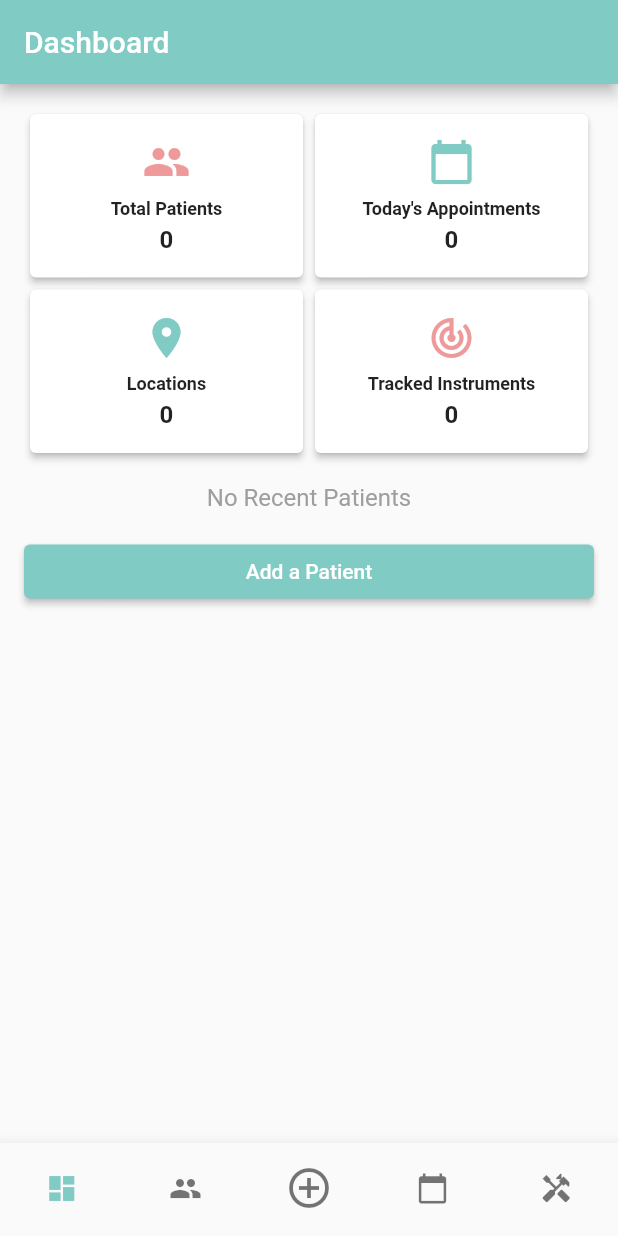
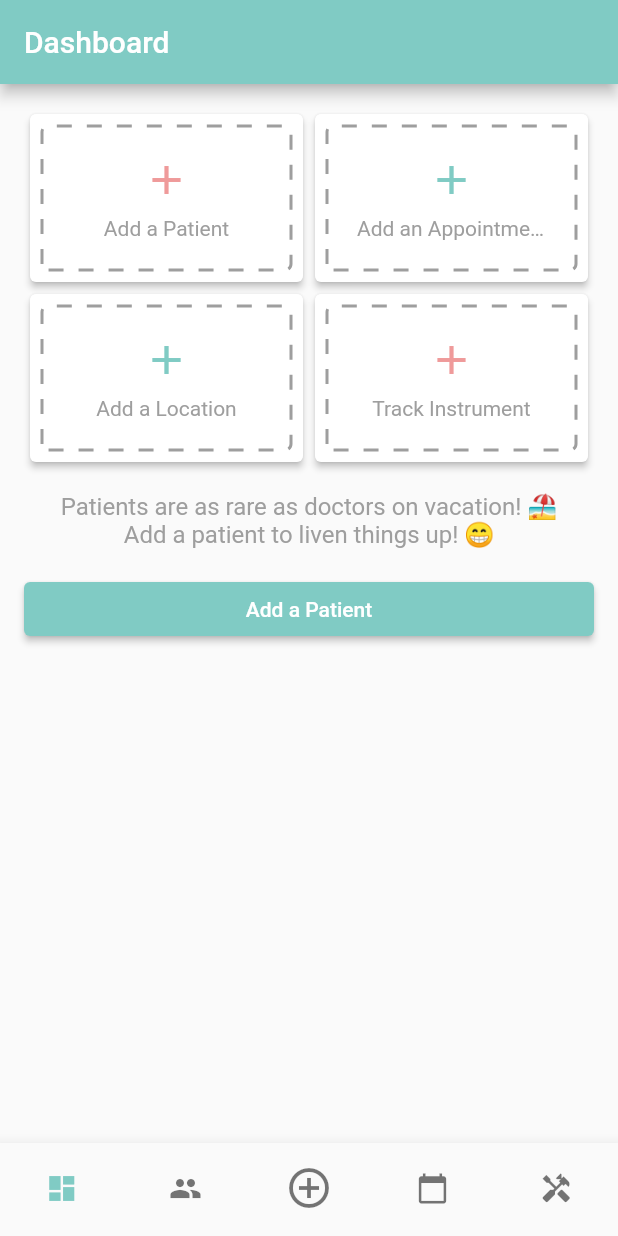
Before and after one commit to ahmedBassell/omnident, a Flutter app: the screen it shows after launch, on a phone screen of 412 x 824 dp. Run offline on Flutter 3.47's test engine with Material 2 defaults, Android fonts, the light colour scheme and no system bars; drawn by our look-alikes of dotted_border; our stand-ins replace date_time_picker, drift, get_it, image_picker; missing offline and left inert: drift_dev; accounts and stored records are empty; generated files the repository leaves out were written again.

Commit message:
Support add actions from dashboard screen, refresh on change

```diff
--- a/lib/core/screens/dashboard_screen.dart
+++ b/lib/core/screens/dashboard_screen.dart
@@ -5,10 +5,14 @@ import 'package:get_it/get_it.dart';
 import 'package:omni_dent/core/services/appointments_service.dart';
 import 'package:omni_dent/core/services/patients_service.dart';
 import 'package:omni_dent/core/services/utils_service.dart';
+import 'package:omni_dent/core/widgets/appointment_creation_form.dart';
+import 'package:omni_dent/core/widgets/empty_insight_card.dart';
 import 'package:omni_dent/core/widgets/patient_creation_form.dart';
 import 'package:omni_dent/database/database.dart';
 import 'package:omni_dent/instruments/services/instruments_service.dart';
+import 'package:omni_dent/instruments/widgets/instrument_creation_form.dart';
 import 'package:omni_dent/locations/services/locations_service.dart';
+import 'package:omni_dent/locations/widgets/location_creation_form.dart';
 import 'package:omni_dent/patients/screens/patient_screen.dart';
 
 class DashboardScreen extends StatefulWidget {
@@ -26,10 +30,10 @@ class _DashboardScreenState extends State<DashboardScreen> {
 
   List<Patient> recentPatients = [];
   late StreamSubscription<List<Patient>> _recentPatientsSubscription;
-  String totalPatientsCount = "--";
-  String totalLocationsCount = "--";
-  String trackedInstrumentssCount = "--";
-  String todayAppointmentsCount = "--";
+  String totalPatientsCount = "0";
+  String totalLocationsCount = "0";
+  String trackedInstrumentssCount = "0";
+  String todayAppointmentsCount = "0";
 
   @override
   void initState() {
@@ -42,34 +46,13 @@ class _DashboardScreenState extends State<DashboardScreen> {
       });
     });
 
-    _patientsService.totalCount().then(((value) {
-      setState(() {
-        totalPatientsCount = value.toString();
-      });
-    }));
+    _refreshPatientsCount();
 
-    _instrumentsService.totalCount().then(((value) {
-      setState(() {
-        trackedInstrumentssCount = value.toString();
-      });
-    }));
+    _refreshInstrumentsCount();
 
-    _locationsService.totalCount().then(((value) {
-      setState(() {
-        totalLocationsCount = value.toString();
-      });
-    }));
+    _refreshLocationsCount();
 
-    _appointmentsService.todayCount().then(((value) {
-      setState(() {
-        todayAppointmentsCount = value.toString();
-      });
-    }));
-    // _appointmentsService.getAppointments().then((data) {
-    //   setState(() {
-    //     upcomingAppointments = data;
-    //   });
-    // });
+    _refreshAppointmentsCount();
   }
 
   @override
@@ -109,13 +92,22 @@ class _DashboardScreenState extends State<DashboardScreen> {
             icon: Icons.people,
             label: 'Total Patients',
             value: totalPatientsCount, // Replace with actual patient count
-              color: Colors.red.shade200),
+            color: Colors.red.shade200,
+            emptyStateMessage: "Add a Patient",
+            onCardTap: () {
+              _showPatientSheet();
+            },
+          ),
           _buildInsightCard(
               icon: Icons.calendar_today,
               label: 'Today\'s Appointments',
               value:
                   todayAppointmentsCount, // Replace with actual appointment count for today
-              color: Colors.teal.shade200),
+              color: Colors.teal.shade200,
+              emptyStateMessage: "Add an Appointment",
+              onCardTap: () {
+                _openAppointmentForm();
+              }),
         ],
       ),
       Row(
@@ -124,30 +116,58 @@ class _DashboardScreenState extends State<DashboardScreen> {
           _buildInsightCard(
               icon: Icons.location_on,
               label: 'Locations',
-              value: totalLocationsCount, // Replace with actual location count
-              color: Colors.teal.shade200),
+              value: totalLocationsCount,
+              color: Colors.teal.shade200,
+              emptyStateMessage: "Add a Location",
+              onCardTap: () {
+                _openLocationForm();
+              }),
           _buildInsightCard(
               icon: Icons.track_changes,
               label: 'Tracked Instruments',
               value:
                   trackedInstrumentssCount, // Replace with actual instrument count
-              color: Colors.red.shade200),
+              color: Colors.red.shade200,
+              emptyStateMessage: "Track Instrument",
+              onCardTap: (() {
+                _showAddInstrumentSheet();
+              })),
         ],
       )
     ]);
   }
 
-  Widget _buildInsightCard(
-      {required IconData icon,
+  Widget _buildInsightCard({
+    required IconData icon,
     required String label,
     required String value,
-      required Color color}) {
+    required Color color,
+    String emptyStateMessage = 'Add', // Message for the empty state
+    VoidCallback? onCardTap, // Callback for when the card is tapped
+  }) {
+    if (value == '0' && onCardTap != null) {
+      return EmptyInsightCard(
+        icon: icon,
+        color: color,
+        label: label,
+        emptyMessage: emptyStateMessage,
+        onCardTap: () {
+          onCardTap();
+        },
+      );
+    }
+
     return Expanded(
+      child: GestureDetector(
+        onTap:
+            onCardTap, // Trigger the card tap callback when the card is tapped
         child: Card(
           elevation: 2,
           child: Padding(
             padding: const EdgeInsets.all(16.0),
             child: Column(
+              children: [
+                Column(
                   children: [
                     Icon(
                       icon,
@@ -157,9 +177,12 @@ class _DashboardScreenState extends State<DashboardScreen> {
                     SizedBox(height: 8),
                     Text(
                       label,
-              style: TextStyle(fontSize: 12, fontWeight: FontWeight.bold),
+                      style:
+                          TextStyle(fontSize: 12, fontWeight: FontWeight.bold),
                     ),
-            SizedBox(height: 4),
+                  ],
+                ),
+                SizedBox(height: 8),
                 Text(
                   value,
                   style: TextStyle(fontSize: 16, fontWeight: FontWeight.bold),
@@ -167,7 +190,9 @@ class _DashboardScreenState extends State<DashboardScreen> {
               ],
             ),
           ),
-    ));
+        ),
+      ),
+    );
   }
 
   Widget _buildRecentPatientsList() {
@@ -178,20 +203,14 @@ class _DashboardScreenState extends State<DashboardScreen> {
         children: [
           Center(
               child: Text(
-            'No Recent Patients',
+            'Patients are as rare as doctors on vacation! 🏖️ \nAdd a patient to liven things up! 😁',
+            textAlign: TextAlign.center,
             style: TextStyle(fontSize: 16, color: Colors.grey),
           )),
           SizedBox(height: 16),
           ElevatedButton(
             onPressed: () {
-              showModalBottomSheet(
-                context: context,
-                builder: (BuildContext context) {
-                  return PatientCreationForm();
-                },
-              ).whenComplete(() {
-                // Navigator.pop(context);
-              });
+              _showPatientSheet();
             },
             child: Text('Add a Patient'),
           ),
@@ -243,4 +262,102 @@ class _DashboardScreenState extends State<DashboardScreen> {
       ),
     );
   }
+
+  Future<void> _openLocationForm() {
+    return showModalBottomSheet(
+      context: context,
+      builder: (BuildContext context) {
+        return SingleChildScrollView(
+            padding: EdgeInsets.fromLTRB(
+                8.0, 8.0, 8.0, MediaQuery.of(context).viewInsets.bottom),
+            child: Column(
+                mainAxisAlignment: MainAxisAlignment.start,
+                mainAxisSize: MainAxisSize.min,
+                children: <Widget>[LocationCreationForm()]));
+      },
+    ).whenComplete(() {
+      _refreshLocationsCount();
+    });
   }
+
+  Future<void> _openAppointmentForm() {
+    return showModalBottomSheet(
+      context: context,
+      builder: (BuildContext context) {
+        return SingleChildScrollView(
+            padding: EdgeInsets.fromLTRB(
+                8.0, 8.0, 8.0, MediaQuery.of(context).viewInsets.bottom),
+            child: Column(
+                mainAxisAlignment: MainAxisAlignment.start,
+                mainAxisSize: MainAxisSize.min,
+                children: <Widget>[AppointmentCreationForm()]));
+      },
+    ).whenComplete(() {
+      _refreshAppointmentsCount();
+    });
+  }
+
+  void _showAddInstrumentSheet() {
+    showModalBottomSheet(
+      context: context,
+      builder: (context) {
+        return SingleChildScrollView(
+            child: Column(
+                mainAxisAlignment: MainAxisAlignment.start,
+                mainAxisSize: MainAxisSize.min,
+                children: <Widget>[
+              InstrumentCreationForm(
+                onInstrumentCreated: (newInstrument) {
+                  Navigator.pop(context);
+                },
+              )
+            ]));
+      },
+    ).whenComplete(() {
+      _refreshInstrumentsCount();
+    });
+  }
+
+  void _showPatientSheet() {
+    showModalBottomSheet(
+      context: context,
+      builder: (BuildContext context) {
+        return PatientCreationForm();
+      },
+    ).whenComplete(() {
+      _refreshPatientsCount();
+    });
+  }
+
+  void _refreshPatientsCount() {
+    _patientsService.totalCount().then(((value) {
+      setState(() {
+        totalPatientsCount = value.toString();
+      });
+    }));
+  }
+
+  void _refreshInstrumentsCount() {
+    _instrumentsService.totalCount().then(((value) {
+      setState(() {
+        trackedInstrumentssCount = value.toString();
+      });
+    }));
+  }
+
+  void _refreshLocationsCount() {
+    _locationsService.totalCount().then(((value) {
+      setState(() {
+        totalLocationsCount = value.toString();
+      });
+    }));
+  }
+
+  void _refreshAppointmentsCount() {
+    _appointmentsService.todayCount().then(((value) {
+      setState(() {
+        todayAppointmentsCount = value.toString();
+      });
+    }));
+  }
+}
--- /dev/null
+++ b/lib/core/widgets/empty_insight_card.dart
@@ -0,0 +1,64 @@
+import 'package:dotted_border/dotted_border.dart';
+import 'package:flutter/material.dart';
+
+class EmptyInsightCard extends StatelessWidget {
+  final IconData icon;
+  final Color color;
+  final String label;
+  final String emptyMessage;
+  final VoidCallback onCardTap;
+
+  EmptyInsightCard({
+    required this.icon,
+    required this.color,
+    required this.label,
+    required this.emptyMessage,
+    required this.onCardTap,
+  });
+
+  @override
+  Widget build(BuildContext context) {
+    return Expanded(
+        child: GestureDetector(
+      onTap: onCardTap,
+      child: Card(
+        elevation: 2,
+        child: Padding(
+          padding: const EdgeInsets.all(8.0),
+          child: DottedBorder(
+            padding: const EdgeInsets.all(20.0),
+            borderType: BorderType.RRect,
+            radius: const Radius.circular(4.0),
+            dashPattern: const [10, 10],
+            color: Colors.grey,
+            strokeWidth: 2,
+            child: Column(
+              children: [
+                Icon(
+                  Icons.add,
+                  size: 32,
+                  color: color,
+                ),
+                SizedBox(height: 8),
+                Row(
+                  mainAxisAlignment: MainAxisAlignment.center,
+                  children: [
+                    Flexible(
+                      child: Text(
+                        emptyMessage,
+                        overflow: TextOverflow
+                            .ellipsis, // Trim text and add ellipsis (...) when it overflows
+                        maxLines: 1, // Set the maximum number of lines to 1
+                        style: TextStyle(fontSize: 14, color: Colors.grey),
+                      ),
+                    ),
+                  ],
+                ),
+              ],
+            ),
+          ),
+        ),
+      ),
+    ));
+  }
+}
--- a/pubspec.yaml
+++ b/pubspec.yaml
@@ -36,6 +36,8 @@ dependencies:
   path_provider: ^2.0.0 # Drift dependency
   path: ^1.8.3 # Drift dependency
   image_picker: ^1.0.4 # image picking from camera
+  dotted_border: ^2.0.0+3
+
   flutter:
     sdk: flutter
 
```
Also changed, not shown: lib/core/services/patients_service.dart (+9 -3 lines), pubspec.lock. Lines whose indentation alone changed are shown as unchanged.
